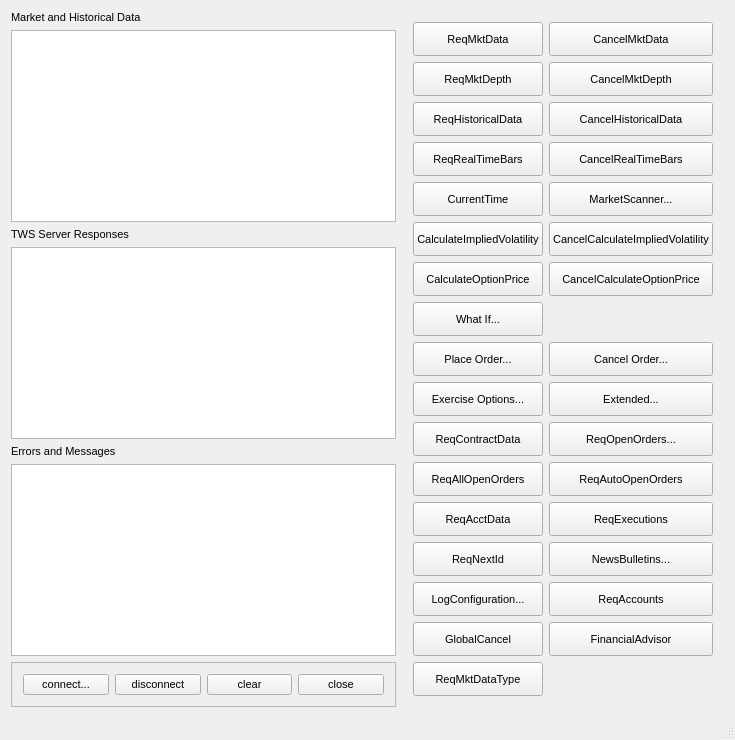
This is tools/fqclient/mainwindow.ui in javagg/freequant as Qt 5 draws it before an edit. The edited form follows.
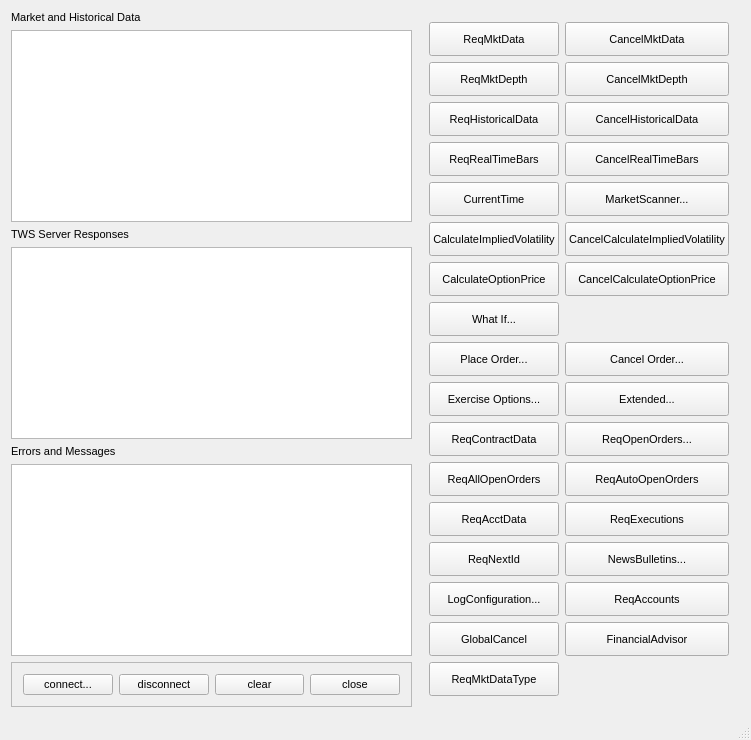
This is the edited form.

```diff
--- a/tools/fqclient/mainwindow.ui
+++ b/tools/fqclient/mainwindow.ui
@@ -6,7 +6,7 @@
    <rect>
     <x>0</x>
     <y>0</y>
-    <width>735</width>
+    <width>751</width>
     <height>740</height>
    </rect>
   </property>
```
Left out of the diff: 1 changed line with no effect on the pictures.
